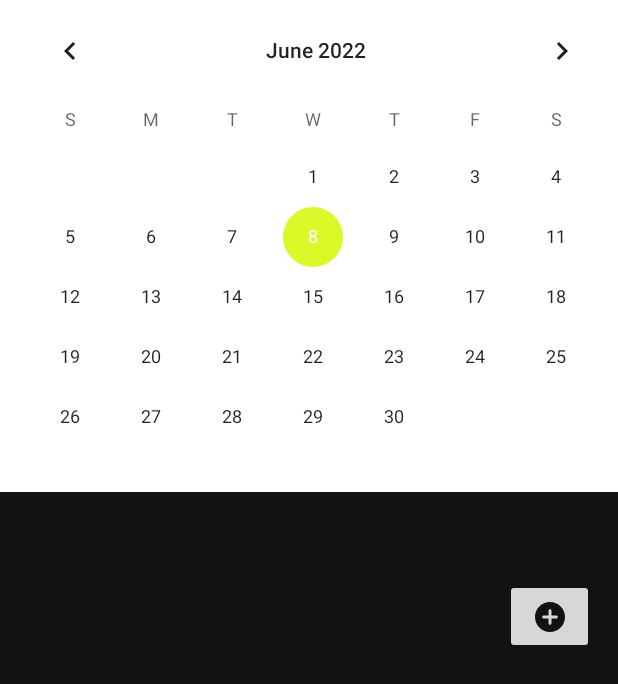
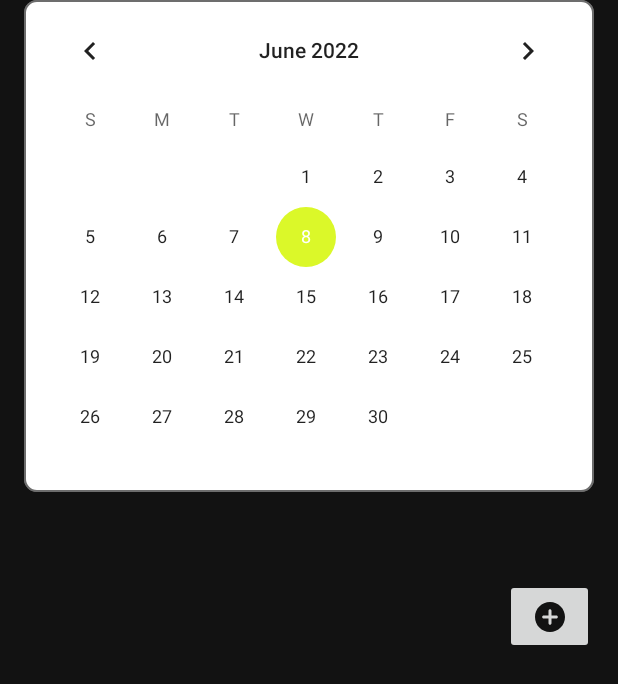
Before and after one commit to ajou-dico/Fit2Fit, an Android app: the layout fragment_recording.xml on its own in the app's theme, with its tools: preview values and no code run, on a phone screen of 412 x 824 dp. Shown: the top 684 px of the screen. Run offline under Robolectric (Android 15) with nearby library versions, the phone set to English and light mode, and no system bars.

Commit message:
minor: refactoring

```diff
--- a/app/src/main/java/com/dico/fit2fit/date.java
+++ b/app/src/main/java/com/dico/fit2fit/date.java
@@ -1,7 +1,10 @@
 package com.dico.fit2fit;
 
 public class date {
+
     String cal_date;
+    String exerCiseType;
+    int calories;
 
     public date (String day){
         cal_date = day;
--- a/app/src/main/java/com/dico/fit2fit/recording.java
+++ b/app/src/main/java/com/dico/fit2fit/recording.java
@@ -34,13 +34,15 @@ import java.util.ArrayList;
 import java.util.HashMap;
 import java.util.Map;
 
-private static final String TAG = "Tag";
+
 
 public class  recording extends Fragment {
     MainActivity mainActivity;
     FirebaseAuth mAuth;
     FirebaseFirestore db;
+
     FirebaseUser user = FirebaseAuth.getInstance().getCurrentUser();
+
     String burpee, crunch, jumpinjack, legrasie, lunge, plank, pushup, situp, squat;
     String goalDate;
     ArrayAdapter<String> adapter;
@@ -127,4 +129,6 @@ public class  recording extends Fragment {
             }
         });
     }
+
+    private static final String TAG = "Tag";
 }
--- a/app/src/main/res/layout/fragment_recording.xml
+++ b/app/src/main/res/layout/fragment_recording.xml
@@ -29,13 +29,16 @@
 
         <CalendarView
             android:id="@+id/rec_cal"
-            android:layout_width="421dp"
+            android:layout_width="0dp"
             android:layout_height="328dp"
-            android:background="@color/white"
+            android:layout_marginStart="16dp"
+            android:layout_marginEnd="16dp"
+            android:background="@drawable/calendar_round"
             app:layout_constraintBottom_toBottomOf="parent"
+            app:layout_constraintEnd_toEndOf="parent"
+            app:layout_constraintStart_toStartOf="parent"
             app:layout_constraintTop_toTopOf="parent"
-            app:layout_constraintVertical_bias="0.0"
-            tools:layout_editor_absoluteX="0dp" />
+            app:layout_constraintVertical_bias="0.0" />
 
         <ImageButton
             android:id="@+id/plus_btn"
```
